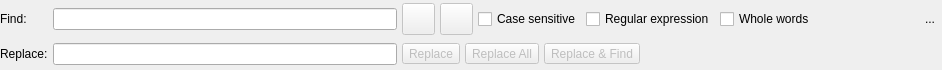
Old version of the form libs/libgui/ui/widgets/findreplacewidget.ui in the repository pgmodeler/pgmodeler.
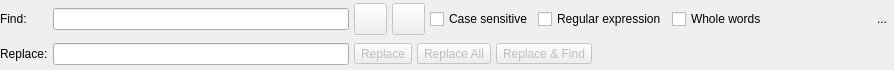
New version of the form. Icons and pictures are not drawn.

Commit message: Added a XML code searching widget in SourceCodeWidget

```diff
--- a/libs/libgui/ui/widgets/findreplacewidget.ui
+++ b/libs/libgui/ui/widgets/findreplacewidget.ui
@@ -6,7 +6,7 @@
    <rect>
     <x>0</x>
     <y>0</y>
-    <width>942</width>
+    <width>894</width>
     <height>70</height>
    </rect>
   </property>
@@ -66,7 +66,7 @@
         <bool>false</bool>
        </property>
        <property name="sizePolicy">
-        <sizepolicy hsizetype="Preferred" vsizetype="Preferred">
+        <sizepolicy hsizetype="Fixed" vsizetype="Preferred">
          <horstretch>0</horstretch>
          <verstretch>0</verstretch>
         </sizepolicy>
@@ -106,7 +106,7 @@
         <bool>false</bool>
        </property>
        <property name="sizePolicy">
-        <sizepolicy hsizetype="Preferred" vsizetype="Preferred">
+        <sizepolicy hsizetype="Fixed" vsizetype="Preferred">
          <horstretch>0</horstretch>
          <verstretch>0</verstretch>
         </sizepolicy>
@@ -184,6 +184,9 @@
        <property name="orientation">
         <enum>Qt::Horizontal</enum>
        </property>
+       <property name="sizeType">
+        <enum>QSizePolicy::Expanding</enum>
+       </property>
        <property name="sizeHint" stdset="0">
         <size>
          <width>98</width>
@@ -271,6 +274,12 @@
           <property name="enabled">
            <bool>false</bool>
           </property>
+          <property name="sizePolicy">
+           <sizepolicy hsizetype="Fixed" vsizetype="Fixed">
+            <horstretch>0</horstretch>
+            <verstretch>0</verstretch>
+           </sizepolicy>
+          </property>
           <property name="toolTip">
            <string>Replace one occurrence</string>
           </property>
@@ -293,6 +302,12 @@
           <property name="enabled">
            <bool>false</bool>
           </property>
+          <property name="sizePolicy">
+           <sizepolicy hsizetype="Fixed" vsizetype="Fixed">
+            <horstretch>0</horstretch>
+            <verstretch>0</verstretch>
+           </sizepolicy>
+          </property>
           <property name="toolTip">
            <string>Replace all occurrences</string>
           </property>
@@ -315,6 +330,12 @@
           <property name="enabled">
            <bool>false</bool>
           </property>
+          <property name="sizePolicy">
+           <sizepolicy hsizetype="Fixed" vsizetype="Fixed">
+            <horstretch>0</horstretch>
+            <verstretch>0</verstretch>
+           </sizepolicy>
+          </property>
           <property name="toolTip">
            <string>Replace the selection and find the next one</string>
           </property>
```
The commit also changes 3 other files.
